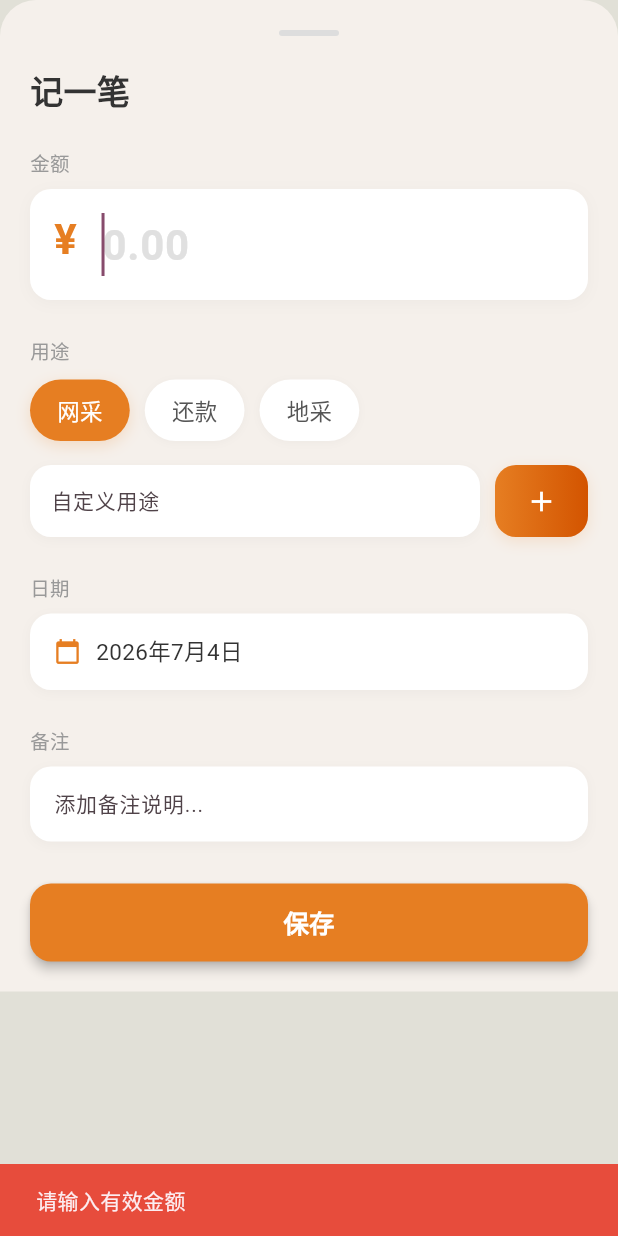
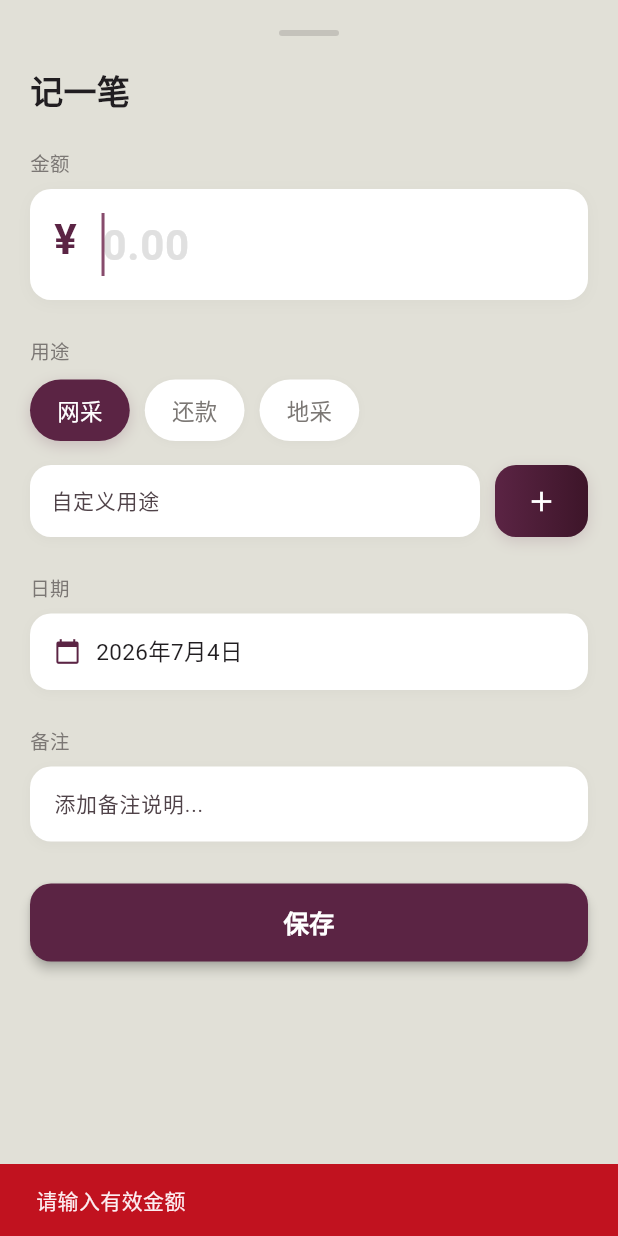
Before and after one commit to fanchen880318-netizen/jizhang-app, a Flutter app: the AddBillSheet widget shown alone on an empty page, opened directly, after a tap on "保存", on a phone screen of 412 x 824 dp. Run offline on Flutter 3.47's test engine with Material 3 defaults, Android fonts, the phone set to English and light mode, and no system bars; our stand-ins replace share_plus, sqflite; missing offline and left inert: excel; accounts and stored records are empty.

Commit message:
修复添加按钮bug + 配色统一

```diff
--- /dev/null
+++ b/codemagic.yaml
@@ -0,0 +1,18 @@
+workflows:
+  ios-build:
+    name: iOS Build
+    max_build_duration: 60
+    environment:
+      flutter: stable
+      xcode: latest
+      cocoapods: default
+    scripts:
+      - flutter pub get
+      - flutter build ios --release --no-codesign
+    artifacts:
+      - build/ios/iphoneos/Runner.app
+      - build/ios/ipa/*.ipa
+    publishing:
+      email:
+        recipients:
+          - your-email@example.com
--- a/lib/pages/add_bill_sheet.dart
+++ b/lib/pages/add_bill_sheet.dart
@@ -49,11 +49,11 @@ class _AddBillSheetState extends State<AddBillSheet> {
   void _save() {
     final amt = double.tryParse(_amountCtrl.text.trim());
     if (amt == null || amt <= 0) {
-      ScaffoldMessenger.of(context).showSnackBar(const SnackBar(content: Text('请输入有效金额'), backgroundColor: Color(0xFFE74C3C)));
+      ScaffoldMessenger.of(context).showSnackBar(const SnackBar(content: Text('请输入有效金额'), backgroundColor: Color(0xFFC1121F)));
       return;
     }
     if (_selectedCategory == null) {
-      ScaffoldMessenger.of(context).showSnackBar(const SnackBar(content: Text('请选择用途'), backgroundColor: Color(0xFFE74C3C)));
+      ScaffoldMessenger.of(context).showSnackBar(const SnackBar(content: Text('请选择用途'), backgroundColor: Color(0xFFC1121F)));
       return;
     }
     final provider = context.read<BillProvider>();
@@ -82,27 +82,25 @@ class _AddBillSheetState extends State<AddBillSheet> {
   @override
   Widget build(BuildContext context) {
     final bottomInset = MediaQuery.of(context).viewInsets.bottom;
-    return Container(
-      decoration: const BoxDecoration(
-        color: Color(0xFFF5F0EB),
-        borderRadius: BorderRadius.vertical(top: Radius.circular(24)),
-      ),
+    return Material(
+      color: const Color(0xFFE1E0D7),
+      borderRadius: const BorderRadius.vertical(top: Radius.circular(24)),
       child: Padding(
         padding: EdgeInsets.only(bottom: bottomInset, left: 20, right: 20, top: 20),
         child: SingleChildScrollView(
           child: Column(mainAxisSize: MainAxisSize.min, crossAxisAlignment: CrossAxisAlignment.start, children: [
             // 顶部拖拽条
-            Center(child: Container(width: 40, height: 4, decoration: BoxDecoration(color: const Color(0xFFDDDDDD), borderRadius: BorderRadius.circular(2)))),
+            Center(child: Container(width: 40, height: 4, decoration: BoxDecoration(color: const Color(0xFFC4C2BB), borderRadius: BorderRadius.circular(2)))),
             const SizedBox(height: 20),
             // 标题
             Row(children: [
-              Text(_editing ? '编辑账单' : '记一笔', style: const TextStyle(fontSize: 22, fontWeight: FontWeight.bold, color: Color(0xFF333333))),
+              Text(_editing ? '编辑账单' : '记一笔', style: const TextStyle(fontSize: 22, fontWeight: FontWeight.bold, color: Color(0xFF211E21))),
               const Spacer(),
             ]),
             const SizedBox(height: 24),
 
             // 金额输入
-            const Text('金额', style: TextStyle(fontSize: 13, color: Color(0xFF999999), fontWeight: FontWeight.w500)),
+            const Text('金额', style: TextStyle(fontSize: 13, color: Color(0xFF7B7774), fontWeight: FontWeight.w500)),
             const SizedBox(height: 8),
             Container(
               decoration: BoxDecoration(
@@ -113,11 +111,10 @@ class _AddBillSheetState extends State<AddBillSheet> {
               child: TextField(
                 controller: _amountCtrl,
                 keyboardType: const TextInputType.numberWithOptions(decimal: true),
-                inputFormatters: [FilteringTextInputFormatter.allow(RegExp(r'^\d+\.?\d{0,2}'))],
                 autofocus: !_editing,
-                style: const TextStyle(fontSize: 28, fontWeight: FontWeight.w700, color: Color(0xFFE67E22)),
+                style: const TextStyle(fontSize: 28, fontWeight: FontWeight.w700, color: Color(0xFF5B2444)),
                 decoration: InputDecoration(
-                  prefixIcon: const Padding(padding: EdgeInsets.only(left: 16, bottom: 8), child: Text('¥', style: TextStyle(fontSize: 28, fontWeight: FontWeight.w700, color: Color(0xFFE67E22)))),
+                  prefixIcon: const Padding(padding: EdgeInsets.only(left: 16, bottom: 8), child: Text('¥', style: TextStyle(fontSize: 28, fontWeight: FontWeight.w700, color: Color(0xFF5B2444)))),
                   prefixIconConstraints: const BoxConstraints(minWidth: 44),
                   hintText: '0.00',
                   hintStyle: TextStyle(fontSize: 28, color: Colors.grey[300], fontWeight: FontWeight.w700),
@@ -129,7 +126,7 @@ class _AddBillSheetState extends State<AddBillSheet> {
             const SizedBox(height: 24),
 
             // 用途选择
-            const Text('用途', style: TextStyle(fontSize: 13, color: Color(0xFF999999), fontWeight: FontWeight.w500)),
+            const Text('用途', style: TextStyle(fontSize: 13, color: Color(0xFF7B7774), fontWeight: FontWeight.w500)),
             const SizedBox(height: 10),
             Consumer<BillProvider>(
               builder: (_, provider, child) => Wrap(spacing: 10, runSpacing: 10, children: [
@@ -141,13 +138,13 @@ class _AddBillSheetState extends State<AddBillSheet> {
                       duration: const Duration(milliseconds: 200),
                       padding: const EdgeInsets.symmetric(horizontal: 18, vertical: 10),
                       decoration: BoxDecoration(
-                        color: sel ? const Color(0xFFE67E22) : Colors.white,
+                        color: sel ? const Color(0xFF5B2444) : Colors.white,
                         borderRadius: BorderRadius.circular(22),
                         boxShadow: sel
-                            ? [BoxShadow(color: const Color(0xFFE67E22).withAlpha(50), blurRadius: 8, offset: const Offset(0, 3))]
+                            ? [BoxShadow(color: const Color(0xFF5B2444).withAlpha(50), blurRadius: 8, offset: const Offset(0, 3))]
                             : [BoxShadow(color: Colors.black.withAlpha(8), blurRadius: 4, offset: const Offset(0, 1))],
                       ),
-                      child: Text(cat.name, style: TextStyle(fontSize: 15, fontWeight: FontWeight.w500, color: sel ? Colors.white : const Color(0xFF555555))),
+                      child: Text(cat.name, style: TextStyle(fontSize: 15, fontWeight: FontWeight.w500, color: sel ? Colors.white : const Color(0xFF7B7774))),
                     ),
                   );
                 }),
@@ -170,7 +167,7 @@ class _AddBillSheetState extends State<AddBillSheet> {
               ),
               const SizedBox(width: 10),
               Container(
-                decoration: BoxDecoration(gradient: const LinearGradient(colors: [Color(0xFFE67E22), Color(0xFFD35400)]), borderRadius: BorderRadius.circular(14), boxShadow: [BoxShadow(color: const Color(0xFFE67E22).withAlpha(40), blurRadius: 8, offset: const Offset(0, 3))]),
+                decoration: BoxDecoration(gradient: const LinearGradient(colors: [Color(0xFF5B2444), Color(0xFF3D1529)]), borderRadius: BorderRadius.circular(14), boxShadow: [BoxShadow(color: const Color(0xFF5B2444).withAlpha(40), blurRadius: 8, offset: const Offset(0, 3))]),
                 child: Material(
                   color: Colors.transparent,
                   child: InkWell(
@@ -184,7 +181,7 @@ class _AddBillSheetState extends State<AddBillSheet> {
             const SizedBox(height: 24),
 
             // 日期
-            const Text('日期', style: TextStyle(fontSize: 13, color: Color(0xFF999999), fontWeight: FontWeight.w500)),
+            const Text('日期', style: TextStyle(fontSize: 13, color: Color(0xFF7B7774), fontWeight: FontWeight.w500)),
             const SizedBox(height: 8),
             GestureDetector(
               onTap: _pickDate,
@@ -193,16 +190,16 @@ class _AddBillSheetState extends State<AddBillSheet> {
                 padding: const EdgeInsets.symmetric(horizontal: 16, vertical: 14),
                 decoration: BoxDecoration(color: Colors.white, borderRadius: BorderRadius.circular(14), boxShadow: [BoxShadow(color: Colors.black.withAlpha(8), blurRadius: 6, offset: const Offset(0, 2))]),
                 child: Row(children: [
-                  const Icon(Icons.calendar_today, size: 18, color: Color(0xFFE67E22)),
+                  const Icon(Icons.calendar_today, size: 18, color: Color(0xFF5B2444)),
                   const SizedBox(width: 10),
-                  Text(DateFormat('yyyy年M月d日').format(_selectedDate), style: const TextStyle(fontSize: 15, color: Color(0xFF333333))),
+                  Text(DateFormat('yyyy年M月d日').format(_selectedDate), style: const TextStyle(fontSize: 15, color: Color(0xFF211E21))),
                 ]),
               ),
             ),
             const SizedBox(height: 24),
 
             // 备注
-            const Text('备注', style: TextStyle(fontSize: 13, color: Color(0xFF999999), fontWeight: FontWeight.w500)),
+            const Text('备注', style: TextStyle(fontSize: 13, color: Color(0xFF7B7774), fontWeight: FontWeight.w500)),
             const SizedBox(height: 8),
             Container(
               decoration: BoxDecoration(color: Colors.white, borderRadius: BorderRadius.circular(14), boxShadow: [BoxShadow(color: Colors.black.withAlpha(8), blurRadius: 6, offset: const Offset(0, 2))]),
@@ -220,7 +217,7 @@ class _AddBillSheetState extends State<AddBillSheet> {
               child: ElevatedButton(
                 onPressed: _save,
                 style: ElevatedButton.styleFrom(
-                  backgroundColor: const Color(0xFFE67E22),
+                  backgroundColor: const Color(0xFF5B2444),
                   foregroundColor: Colors.white,
                   shape: RoundedRectangleBorder(borderRadius: BorderRadius.circular(14)),
                   elevation: 3,
```
